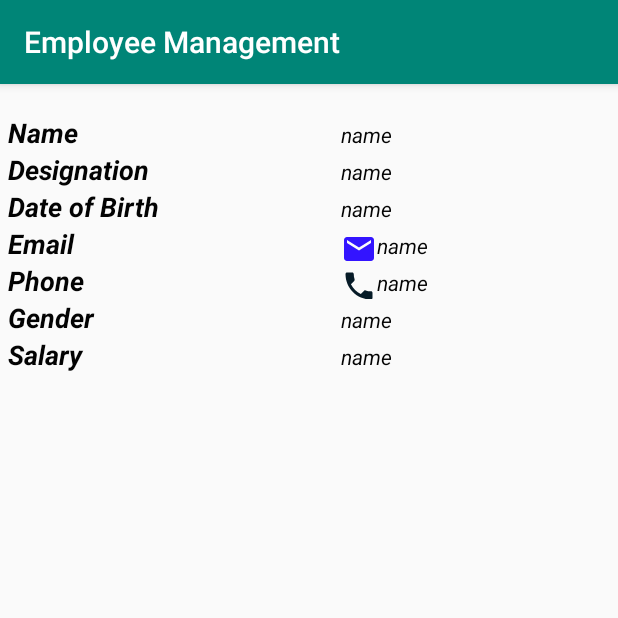
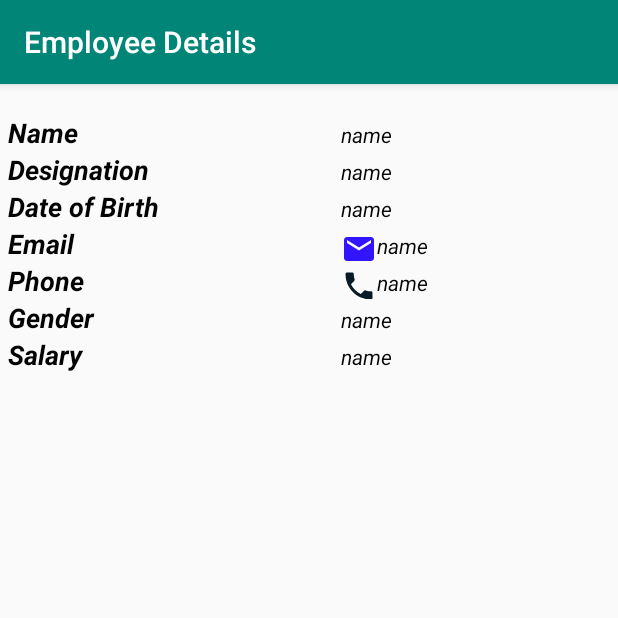
Before and after one commit to moshiur-cse/EmployeeManagementApp, an Android app: the EmpDetailsActivity screen opened directly, with no data from a screen before it, on a phone screen of 412 x 824 dp, the top half of it. Run offline under Robolectric (Android 15) with nearby library versions, the phone set to English and light mode, and no system bars; our stand-ins replace data binding.

Commit message:
Update Details Empplyee info text

```diff
--- a/app/src/main/java/com/moshiurcse/employeemanagement/EmpDetailsActivity.java
+++ b/app/src/main/java/com/moshiurcse/employeemanagement/EmpDetailsActivity.java
@@ -23,6 +23,7 @@ public class EmpDetailsActivity extends AppCompatActivity {
     @Override
     protected void onCreate(Bundle savedInstanceState) {
         super.onCreate(savedInstanceState);
+        setTitle("Employee Details");
         //setContentView(R.layout.activity_emp_details);
         binding = DataBindingUtil.setContentView(this, R.layout.activity_emp_details);
 
--- a/app/src/main/res/layout/activity_emp_details.xml
+++ b/app/src/main/res/layout/activity_emp_details.xml
@@ -15,8 +15,7 @@
 
         <TableRow
             android:layout_width="fill_parent"
-            android:layout_height="fill_parent"
-           >
+            android:layout_height="fill_parent">
 
             <TextView
                 android:layout_width="wrap_content"
```
